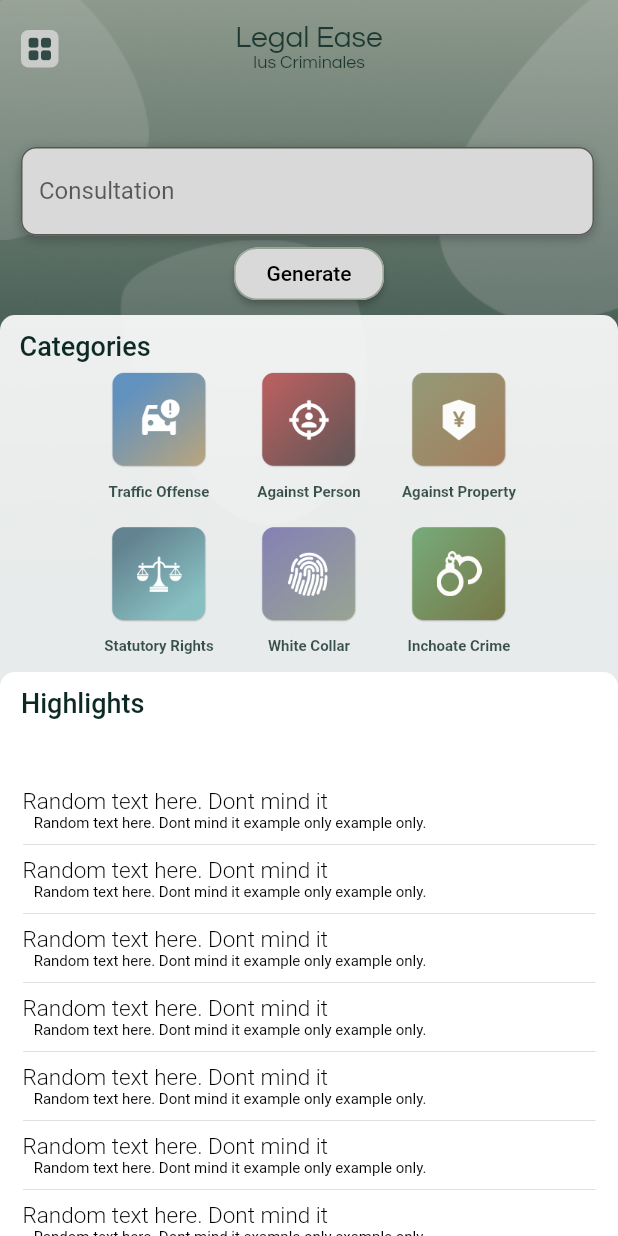
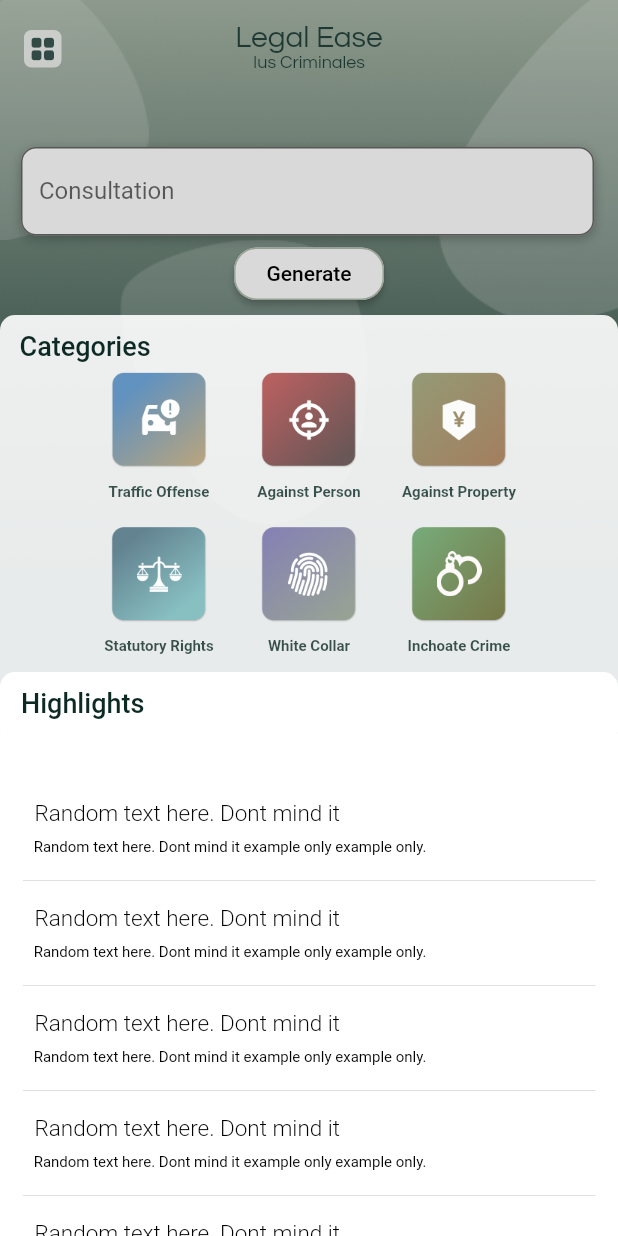
Before and after one commit to sev-n/Legal-Ease-Ius-Criminale, a Flutter app: the HomeOption screen opened directly, on a phone screen of 412 x 824 dp. Run offline on Flutter 3.47's test engine with Material 2 defaults, Android fonts, the phone set to English and light mode, and no system bars; our stand-ins replace get, smooth_page_indicator; Roboto replaces fonts that are missing (RobotoFLex, RobotoFlex).

Commit message:
Fixed icon pos & random text padding

```diff
--- a/lib/src/home_option.dart
+++ b/lib/src/home_option.dart
@@ -109,7 +109,7 @@ class HomeOption extends StatelessWidget {
                         ),
                         Positioned(
                           top: 20,
-                          left: 14,
+                          left: 16,
                           child: GestureDetector(
                             child: Container(
                               height: 25,
@@ -377,7 +377,9 @@ class HighlightsContent extends StatelessWidget {
     return Column(
       crossAxisAlignment: CrossAxisAlignment.start,
       children: const [
-        Text(
+        Padding(
+          padding: EdgeInsets.all(8.0),
+          child: Text(
             "Random text here. Dont mind it ",
             style: TextStyle(
               fontWeight: FontWeight.w300,
@@ -386,7 +388,10 @@ class HighlightsContent extends StatelessWidget {
               fontFamily: "RobotoFLex",
             ),
           ),
-        Text(
+        ),
+        Padding(
+          padding: EdgeInsets.only(bottom: 8.0),
+          child: Text(
             "\t\t\tRandom text here. Dont mind it example only example only.",
             style: TextStyle(
               color: Color(0xff000000),
@@ -394,6 +399,7 @@ class HighlightsContent extends StatelessWidget {
               fontFamily: "RobotoFLex",
             ),
           ),
+        ),
         Divider(),
       ],
     );
--- a/lib/src/sidenav.dart
+++ b/lib/src/sidenav.dart
@@ -24,7 +24,8 @@ class Sidenav extends StatelessWidget {
                 child: Stack(
                   children: [
                     Positioned(
-                      top: 0,
+                      top: 6,
+                      left: 6,
                       child: IconButton(
                         icon: const Icon(Icons.arrow_back),
                         onPressed: () {
```
Lines whose indentation alone changed are shown as unchanged.
